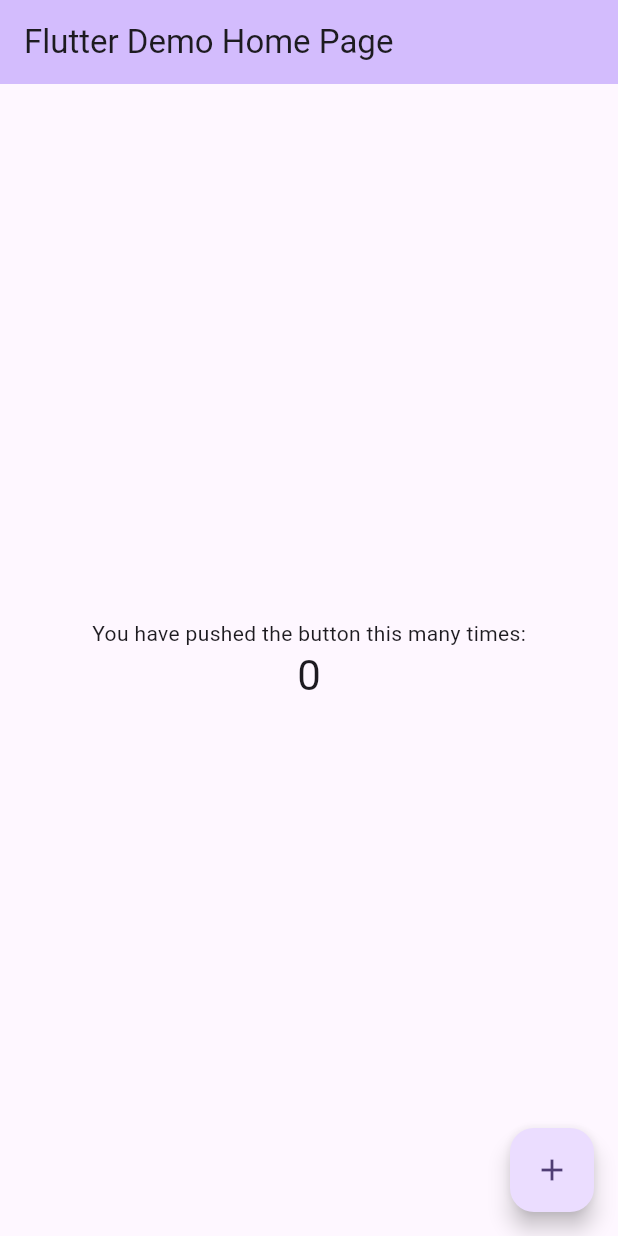
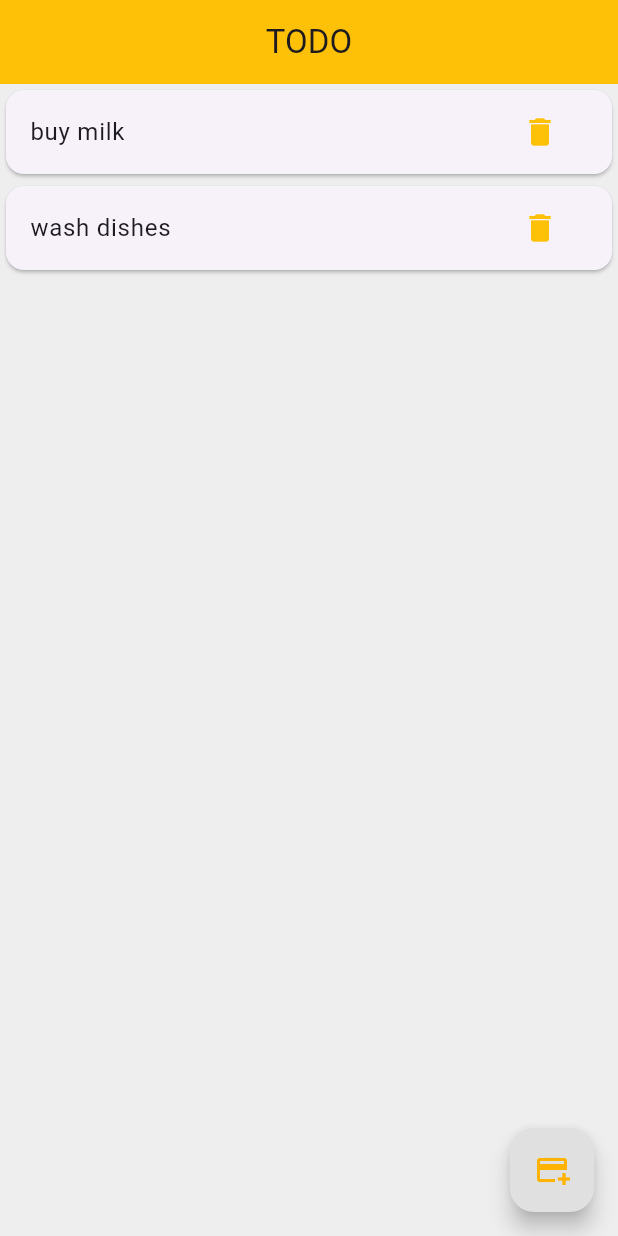
Before and after one commit to kerillio/flutter_application_1, a Flutter app: the screen it shows after launch, on a phone screen of 412 x 824 dp. Run offline on Flutter 3.47's test engine with Material 3 defaults, Android fonts, the phone set to English and light mode, and no system bars.

Commit message:
TODO_list created

```diff
--- a/lib/main.dart
+++ b/lib/main.dart
@@ -1,122 +1,11 @@
 import 'package:flutter/material.dart';
+import 'package:flutter_application_1/pages/home.dart';
 
 void main() {
-  runApp(const MyApp());
+  runApp(MaterialApp(
+    theme: ThemeData(
+      primaryColor: Colors.amber,
+    ),
+    home:  Home(),
+  ));
 }
-
-class MyApp extends StatelessWidget {
-  const MyApp({super.key});
-
-  // This widget is the root of your application.
-  @override
-  Widget build(BuildContext context) {
-    return MaterialApp(
-      title: 'Flutter Demo',
-      theme: ThemeData(
-        // This is the theme of your application.
-        //
-        // TRY THIS: Try running your application with "flutter run". You'll see
-        // the application has a purple toolbar. Then, without quitting the app,
-        // try changing the seedColor in the colorScheme below to Colors.green
-        // and then invoke "hot reload" (save your changes or press the "hot
-        // reload" button in a Flutter-supported IDE, or press "r" if you used
-        // the command line to start the app).
-        //
-        // Notice that the counter didn't reset back to zero; the application
-        // state is not lost during the reload. To reset the state, use hot
-        // restart instead.
-        //
-        // This works for code too, not just values: Most code changes can be
-        // tested with just a hot reload.
-        colorScheme: .fromSeed(seedColor: Colors.deepPurple),
-      ),
-      home: const MyHomePage(title: 'Flutter Demo Home Page'),
-    );
-  }
-}
-
-class MyHomePage extends StatefulWidget {
-  const MyHomePage({super.key, required this.title});
-
-  // This widget is the home page of your application. It is stateful, meaning
-  // that it has a State object (defined below) that contains fields that affect
-  // how it looks.
-
-  // This class is the configuration for the state. It holds the values (in this
-  // case the title) provided by the parent (in this case the App widget) and
-  // used by the build method of the State. Fields in a Widget subclass are
-  // always marked "final".
-
-  final String title;
-
-  @override
-  State<MyHomePage> createState() => _MyHomePageState();
-}
-
-class _MyHomePageState extends State<MyHomePage> {
-  int _counter = 0;
-
-  void _incrementCounter() {
-    setState(() {
-      // This call to setState tells the Flutter framework that something has
-      // changed in this State, which causes it to rerun the build method below
-      // so that the display can reflect the updated values. If we changed
-      // _counter without calling setState(), then the build method would not be
-      // called again, and so nothing would appear to happen.
-      _counter++;
-    });
-  }
-
-  @override
-  Widget build(BuildContext context) {
-    // This method is rerun every time setState is called, for instance as done
-    // by the _incrementCounter method above.
-    //
-    // The Flutter framework has been optimized to make rerunning build methods
-    // fast, so that you can just rebuild anything that needs updating rather
-    // than having to individually change instances of widgets.
-    return Scaffold(
-      appBar: AppBar(
-        // TRY THIS: Try changing the color here to a specific color (to
-        // Colors.amber, perhaps?) and trigger a hot reload to see the AppBar
-        // change color while the other colors stay the same.
-        backgroundColor: Theme.of(context).colorScheme.inversePrimary,
-        // Here we take the value from the MyHomePage object that was created by
-        // the App.build method, and use it to set our appbar title.
-        title: Text(widget.title),
-      ),
-      body: Center(
-        // Center is a layout widget. It takes a single child and positions it
-        // in the middle of the parent.
-        child: Column(
-          // Column is also a layout widget. It takes a list of children and
-          // arranges them vertically. By default, it sizes itself to fit its
-          // children horizontally, and tries to be as tall as its parent.
-          //
-          // Column has various properties to control how it sizes itself and
-          // how it positions its children. Here we use mainAxisAlignment to
-          // center the children vertically; the main axis here is the vertical
-          // axis because Columns are vertical (the cross axis would be
-          // horizontal).
-          //
-          // TRY THIS: Invoke "debug painting" (choose the "Toggle Debug Paint"
-          // action in the IDE, or press "p" in the console), to see the
-          // wireframe for each widget.
-          mainAxisAlignment: .center,
-          children: [
-            const Text('You have pushed the button this many times:'),
-            Text(
-              '$_counter',
-              style: Theme.of(context).textTheme.headlineMedium,
-            ),
-          ],
-        ),
-      ),
-      floatingActionButton: FloatingActionButton(
-        onPressed: _incrementCounter,
-        tooltip: 'Increment',
-        child: const Icon(Icons.add),
-      ),
-    );
-  }
-}
--- /dev/null
+++ b/lib/pages/home.dart
@@ -0,0 +1,83 @@
+import 'package:flutter/material.dart';
+
+class Home extends StatefulWidget {
+ const Home({Key? key}) : super(key: key);
+
+ @override
+  _HomeState createState() => _HomeState();
+}
+
+class _HomeState extends State<Home> {
+
+  String? _userToDo;
+  List todoList = ['buy milk', 'wash dishes'];
+
+  @override
+  Widget build(BuildContext context) {
+    return Scaffold(
+      backgroundColor: Colors.grey[200],
+      appBar: AppBar(
+        backgroundColor: Colors.amber,
+        title: Text('TODO'),
+        centerTitle: true,
+      ),
+      body: ListView.builder(
+          itemCount: todoList.length,
+          itemBuilder: (BuildContext context, int index) {
+            return Dismissible(
+                key: Key(todoList[index]),
+                child: Card(
+                  child: ListTile(
+                      title: Text(todoList[index]),
+                    trailing: IconButton(
+                        onPressed: () {
+                          setState(() {
+                            todoList.removeAt(index);
+                          });
+                        },
+                        icon: Icon(
+                         Icons.delete,
+                         color: Colors.amber,
+                        )),
+                  ),
+                ),
+              onDismissed: (direction){
+                  setState(() {
+                    todoList.removeAt(index);
+                  });
+              },
+            );
+          }
+      ),
+      floatingActionButton: FloatingActionButton(
+          onPressed: () {
+            showDialog(context: context,
+                builder: (BuildContext context){
+                  return AlertDialog(
+                    title: Text('Add new card'),
+                    content: TextField(
+                      onChanged: (String value){
+                        _userToDo = value;
+                      },
+                    ),
+                    actions: [
+                      ElevatedButton(onPressed: (){
+                        setState(() {
+                          todoList.add(_userToDo);
+                        });
+                        Navigator.of(context).pop();
+                      }, child: Text('add'))
+                    ],
+                  );
+                });
+          },
+        backgroundColor: Colors.grey[300],
+        child: Icon(
+          Icons.add_card,
+          color: Colors.amber[600],
+
+        ),
+      ),
+    );
+  }
+}
```
Also changed, not shown: 1 other file.
